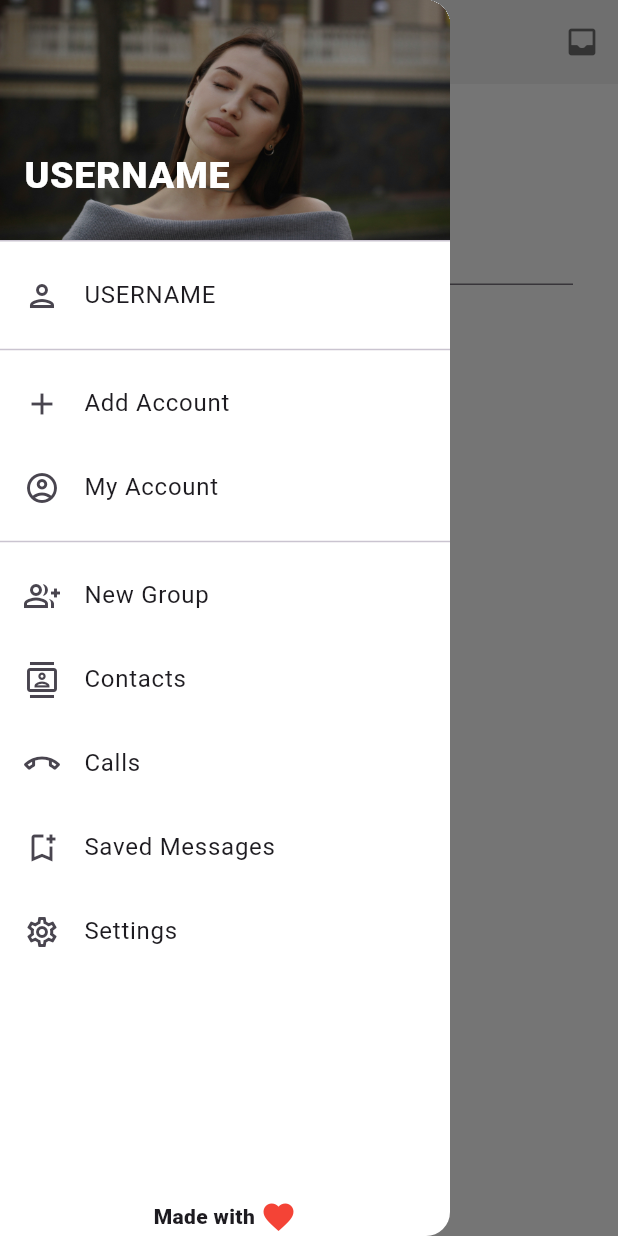
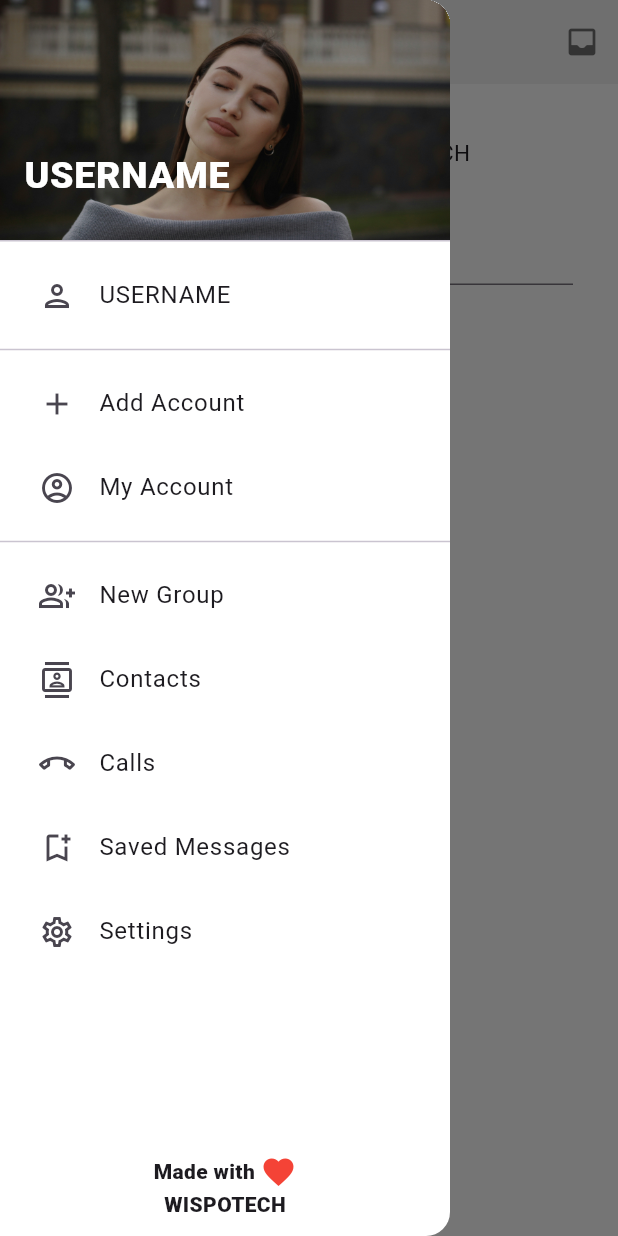
Before and after one commit to CallmeAri/flutter_application_01, a Flutter app: the screen it shows after launch, with the side drawer open, on a phone screen of 412 x 824 dp. Run offline on Flutter 3.47's test engine with Material 3 defaults, Android fonts, the phone set to English and light mode, and no system bars.

Commit message:
2025.2.14.6.17

```diff
--- a/lib/pages/drawer_page.dart
+++ b/lib/pages/drawer_page.dart
@@ -23,7 +23,7 @@ class _DrawerPageState extends State<DrawerPage> {
                       "assets/images/ann-danilina-hzQ1VAEJoW4-unsplash.jpg"),
                   fit: BoxFit.cover),
             ),
-            child: Text("${widget.textDisplay}",
+            child: Text(widget.textDisplay,
               style: const TextStyle(
                   color: Colors.white,
                   fontWeight: FontWeight.w900,
@@ -66,7 +66,7 @@ class _DrawerPageState extends State<DrawerPage> {
             title: "Settings",
           ),
           const Padding(
-            padding: EdgeInsets.only(top: 150),
+            padding: EdgeInsets.only(top: 120),
             child: Row(
               crossAxisAlignment: CrossAxisAlignment.center,
               mainAxisAlignment: MainAxisAlignment.center,
@@ -108,12 +108,15 @@ class _DrawerListTile extends StatefulWidget {
 class _DrawerListTileState extends State<_DrawerListTile> {
   @override
   Widget build(BuildContext context) {
-    return ListTile(
-      leading: Icon(widget.icon),
-      title: Text(widget.title),
-      onTap: () {
-        Navigator.pop(context);
-      },
+    return Padding(
+      padding: const EdgeInsets.only(left: 10),
+      child: ListTile(
+        leading: Icon(widget.icon),
+        title: Text(widget.title),
+        onTap: () {
+          Navigator.pop(context);
+        },
+      ),
     );
   }
 }
--- a/lib/pages/homepage_body.dart
+++ b/lib/pages/homepage_body.dart
@@ -18,18 +18,18 @@ class _FirstPageState extends State<FirstPage> {
     return Column(
       children: [
         //DISPLAY TEXT
-        Padding(
-          padding: const EdgeInsets.only(top: 35),
+        const Padding(
+          padding: EdgeInsets.only(top: 35),
           child: Text(
-            "Welcome $textDisplay",
-            style: const TextStyle(fontSize: 15),
+            "This is a test from WISPOTECH",
+            style: TextStyle(fontSize: 15),
           ),
         ),
 //TEXT FIELD
         Container(
           padding: const EdgeInsets.all(30),
           child: TextField(
-            decoration: InputDecoration(helperText:"Inset your full name"),
+            decoration: const InputDecoration(helperText:"Inset your full name"),
             controller: textController,
           ),
         ),
@@ -49,7 +49,7 @@ class _FirstPageState extends State<FirstPage> {
                 ),
               );
             },
-            child: const Text("Display Text")),
+            child: const Text("Submit")),
 // Form field
         // Form(
         //     key: _formkey,
```
